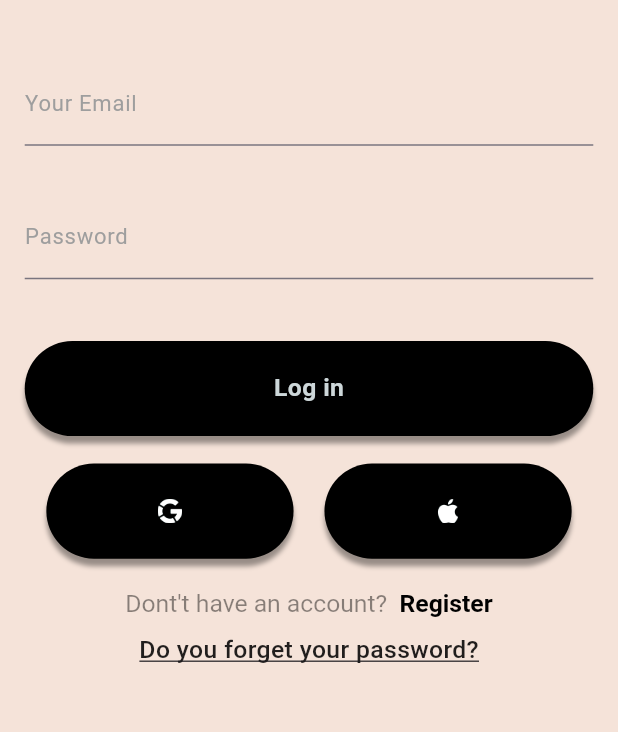
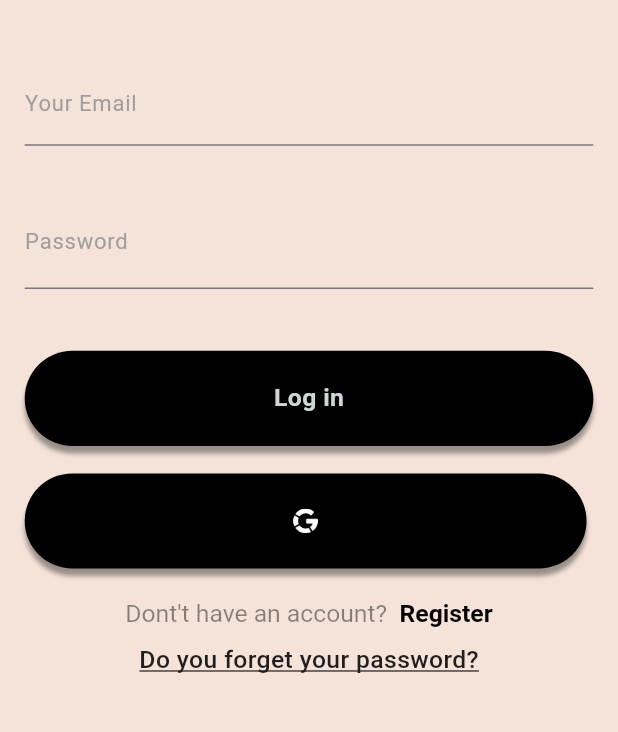
Before and after one commit to aydinNazari/Planla, a Flutter app: the screen it shows after launch, on a phone screen of 412 x 824 dp, the part 288-1020 px from its top. Run offline on Flutter 3.47's test engine with Material 3 defaults, Android fonts, the phone set to English and light mode, and no system bars; our stand-ins replace cached_network_image, cloud_firestore, connectivity_plus, file_picker, firebase_auth, firebase_core and 6 more; accounts and stored records are empty.

Commit message:
30/01/2024

```diff
--- a/lib/screens/login_signin_screen.dart
+++ b/lib/screens/login_signin_screen.dart
@@ -106,8 +106,9 @@ class _LoginSignInScreenState extends State<LoginSignInScreen> {
                         _email = v;
                       },
                       txt: 'Your Email',
-                      controlObsecure: false,
-                      hintText: 'Email',
+                     // controlObsecure: false,
+                      passControl: false,
+                      hintText: 'Email', controlObsecure: false,
                     ),
                   ),
                   Padding(
@@ -118,6 +119,7 @@ class _LoginSignInScreenState extends State<LoginSignInScreen> {
                       },
                       txt: providerUser.getLanguage ? 'Şifre' : 'Password',
                       controlObsecure: true,
+                      passControl: true,
                       hintText: 'Şifre',
                     ),
                   ),
@@ -338,6 +340,7 @@ class _LoginSignInScreenState extends State<LoginSignInScreen> {
                       horizontal: size.width / 25, vertical: size.height / 30),
                   child: LoginSignInTextFieldWidget(
                     controlObsecure: false,
+                    passControl: false,
                     hintText: providerUser.getLanguage ? 'İsim' : 'Name',
                     txt: providerUser.getLanguage ? 'İsminiz' : 'Your Name',
                     onchange: (v) {
@@ -351,6 +354,7 @@ class _LoginSignInScreenState extends State<LoginSignInScreen> {
                   ),
                   child: LoginSignInTextFieldWidget(
                     controlObsecure: false,
+                    passControl: false,
                     hintText: providerUser.getLanguage ? 'E-posta' : 'Email',
                     txt: providerUser.getLanguage ? 'E-postanız' : 'Your email',
                     onchange: (v) {
@@ -363,6 +367,7 @@ class _LoginSignInScreenState extends State<LoginSignInScreen> {
                       horizontal: size.width / 25, vertical: size.height / 25),
                   child: LoginSignInTextFieldWidget(
                     controlObsecure: true,
+                    passControl: true,
                     hintText: providerUser.getLanguage ? 'Şifre' : 'Password',
                     txt: providerUser.getLanguage ? 'Şisfre' : 'Password',
                     onchange: (v) {
@@ -418,7 +423,7 @@ class _LoginSignInScreenState extends State<LoginSignInScreen> {
                           )),
                     )),
                 Padding(
-                  padding: EdgeInsets.only(top: size.height / 45),
+                  padding: EdgeInsets.only(top: size.height / 45,left: size.width/25),
                   child: buildAccountButton(size),
                 ),
                 Padding(
@@ -470,10 +475,7 @@ class _LoginSignInScreenState extends State<LoginSignInScreen> {
   Row buildAccountButton(Size size) {
     return Row(
       children: [
-        const Spacer(),
-        Padding(
-          padding: EdgeInsets.only(right: size.width / 40),
-          child: InkWell(
+        InkWell(
           onTap: () async {
             bool res = await Auth().signInWithGoogle(context);
             if (res) {
@@ -487,7 +489,7 @@ class _LoginSignInScreenState extends State<LoginSignInScreen> {
             }
           },
           child: SizedBox(
-                width: size.width / 2.5,
+              width: size.width/1.1,
               height: size.height / 13,
               child: const LoginSigninButtonWidget(
                 iconControl: true,
@@ -495,8 +497,7 @@ class _LoginSignInScreenState extends State<LoginSignInScreen> {
                 txt: '',
               )),
         ),
-        ),
-        Padding(
+        /*Padding(
           padding: EdgeInsets.only(left: size.width / 40),
           child: SizedBox(
               width: size.width / 2.5,
@@ -507,7 +508,7 @@ class _LoginSignInScreenState extends State<LoginSignInScreen> {
                 iconUrl: 'assets/icons/apple.png',
               )),
         ),
-        const Spacer(),
+        const Spacer(),*/
       ],
     );
   }
@@ -571,6 +572,8 @@ class _LoginSignInScreenState extends State<LoginSignInScreen> {
                 right: size.width / 25,
                 left: size.width / 25),
             child: TextInputField(
+              autofocusControl: false,
+              controlCaptalWord: false,
               onSubmited: (v) {},
               onchange: (v) {
                 forgetEmail = v;
--- a/lib/screens/setting_screen.dart
+++ b/lib/screens/setting_screen.dart
@@ -282,6 +282,7 @@ class _SettingScreenState extends State<SettingScreen> {
                     if (context.mounted) {
                     if (valueLan == 'English') {
                       providerUser.setLanguage(false);
+
                     } else {
                       providerUser.setLanguage(true);
                     }
@@ -359,6 +360,8 @@ class _SettingScreenState extends State<SettingScreen> {
             padding:
                 EdgeInsets.only(left: size.width / 25, right: size.width / 25),
             child: TextInputField(
+              autofocusControl: false,
+              controlCaptalWord: true,
               onSubmited: (v) {},
               onchange: func,
               inputLenghtControl: false,
--- a/lib/utiles/constr.dart
+++ b/lib/utiles/constr.dart
@@ -71,16 +71,26 @@ List<String> motivationSentencesEnList = [
   "Be the change you wish to see in the world."
 ];
 List<String> motivationSentencesTurList = [
-  "Her gün bir adım daha yaklaşıyorsun, vazgeçme!",
-  "Çalışkanlık, başarı yolculuğunun anahtarıdır.",
-  "Zorluklar, güçlü olmanın sınavlarıdır.",
-  "Bugün ne eklersen, yarın onu toplarsın.",
-  "Azim, hedeflere ulaşmanın en güçlü motorudur.",
-  "Başarı, pes etmeyenlerin ödülüdür.",
-  "Çalışmak, hayallerini gerçeğe dönüştürmenin ilk adımıdır.",
-  "Her engel, seni daha güçlü kılar.",
-  "Vazgeçmek, başarının kapısını kapatmaktır; o kapıyı açık tut!",
-  "İnan ki, emek verdiğin her an, geleceğine yatırımdır."
+  "Başarı, sabır ve azimle bir araya gelir.",
+  "Çalışmaktan asla vazgeçme, çünkü emek verdiğin her an, geleceğine bir adımdır.",
+  "Yüksek dağları aşmanın tek yolu adım adım tırmanmaktır.",
+  "Hedeflerine ulaşmak için bugün adım at, yarının başarısı bugünkü çabalarındadır.",
+  "Engeller, başarı yolundaki sınavlardır; onları aşmak senin gücündedir.",
+  "Azimli ol, çünkü başarıyı sadece isteyenler değil, çalışanlar elde eder.",
+  "En büyük zaferler, en zorlu mücadelelerin ardından gelir.",
+  "Çalışma isteğin, hedeflerine olan bağlılığını belirler.",
+  "Bugünün küçük adımları, yarının büyük zaferlerine dönüşecektir.",
+  "Başarı, bir gün istemekle değil, her gün çalışmakla gelir.",
+  "Kendine inan, başkalarının seni motive etmesini bekleme.",
+  "Her başarı, bir miktar fedakarlık ve kararlılık gerektirir.",
+  "Başarı, engelleri aşmaktan vazgeçmeyenlerin elindedir.",
+  "Zorluklar sadece gücünü test etmek içindir; sen de bu testi geçebilirsin.",
+  "Hedeflerine ulaşmak için bugün attığın her adım, seni yarının başarılarına götürür.",
+  "Çalışma, hayallerini gerçekleştirmek için atman gereken ilk adımdır.",
+  "Başarı, istemekten çok, istikrarlı bir şekilde çalışmaktan gelir.",
+  "Hedeflerini gerçekleştirmek için bir adım at, geriye bakma.",
+  "Hayal et, inan, çalış ve başar.",
+  "Hiçbir şey, kararlı bir irade ve sürekli çaba karşısında duramaz."
 ];
 List<String> motivationLottieList = [
   'https://lottie.host/659b65a9-d50c-4a25-bbca-1dd14a8f0e60/uUWtrC4btf.json',
--- a/lib/widgets/textField/add_textfield_widget.dart
+++ b/lib/widgets/textField/add_textfield_widget.dart
@@ -14,7 +14,7 @@ class AddTextfieldWidget extends StatelessWidget {
     return SizedBox(
       width: size.width,
       child: TextField(
-        textCapitalization: TextCapitalization.words,
+        textCapitalization: TextCapitalization.sentences,
         //maxLines: 5,
         //onEditingComplete: onSubmit,
         controller: txtControoler,
--- a/lib/widgets/textField/login_signin_textfield_widget.dart
+++ b/lib/widgets/textField/login_signin_textfield_widget.dart
@@ -1,37 +1,60 @@
 import 'package:flutter/material.dart';
 
-
-class LoginSignInTextFieldWidget extends StatelessWidget {
+class LoginSignInTextFieldWidget extends StatefulWidget {
   final bool controlObsecure;
   final String hintText;
   final String txt;
+  final bool passControl;
   final void Function(String) onchange;
+
   const LoginSignInTextFieldWidget({
-    super.key, required this.controlObsecure, required this.hintText, required this.txt, required this.onchange,
+    super.key,
+    required this.controlObsecure,
+    required this.hintText,
+    required this.txt,
+    required this.onchange,
+    required this.passControl,
   });
 
   @override
+  State<LoginSignInTextFieldWidget> createState() =>
+      _LoginSignInTextFieldWidgetState();
+}
+
+bool hidePass = true;
+
+class _LoginSignInTextFieldWidgetState
+    extends State<LoginSignInTextFieldWidget> {
+  @override
   Widget build(BuildContext context) {
-    Size size=MediaQuery.of(context).size;
+    Size size = MediaQuery.of(context).size;
     return TextField(
-      onChanged: onchange,
+      onChanged: widget.onchange,
+      keyboardType: TextInputType.emailAddress,
       decoration: InputDecoration(
+        suffix: widget.passControl ? InkWell(
+          onTap: () {
+            hidePass = !hidePass;
+            setState(() {});
+          },
+          child: hidePass
+              ? const Icon(Icons.visibility)
+              : const Icon(Icons.visibility_off),
+        ) : const SizedBox(),
         label: Text(
-          txt,
+          widget.txt,
           style: TextStyle(
             fontSize: size.width / 28,
             color: Colors.grey,
           ),
         ),
-        hintText: hintText,
-        hintStyle: TextStyle(
-            color: Colors.grey,
-            fontSize: size.width/27
-        ),
+        hintText: widget.hintText,
+        hintStyle: TextStyle(color: Colors.grey, fontSize: size.width / 27),
         border: const UnderlineInputBorder(
           borderSide: BorderSide(
             style: BorderStyle.solid,
-            color: Colors.black, // Alt çizginin rengini istediğiniz renge ayarlayabilirsiniz
+            color: Colors.black,
+            // Alt çizginin rengini istediğiniz renge ayarlayabilirsiniz
             width: 2.0, // Alt çizginin kalınlığını ayarlayabilirsiniz
           ),
         ),
@@ -41,7 +64,7 @@ class LoginSignInTextFieldWidget extends StatelessWidget {
           ),
         ),
       ),
-      obscureText: controlObsecure,
+      obscureText: widget.controlObsecure ? hidePass : false,
     );
   }
 }
```
Also changed, not shown: lib/controls/firebase/firestore._methods.dart (+4 -5 lines), lib/controls/providersClass/timer_provider.dart (+6 -1 lines), lib/controls/services/background_service.dart (deleted, +0 -80 lines), lib/screens/timer_screen.dart (+14 -5 lines), lib/widgets/card/chart_widget.dart (+11 -9 lines), lib/widgets/home_screen_scafold_widget.dart (+13 -2 lines), lib/widgets/textField/textinputfield_widget.dart (+8 -1 lines). Lines whose indentation alone changed are shown as unchanged.
